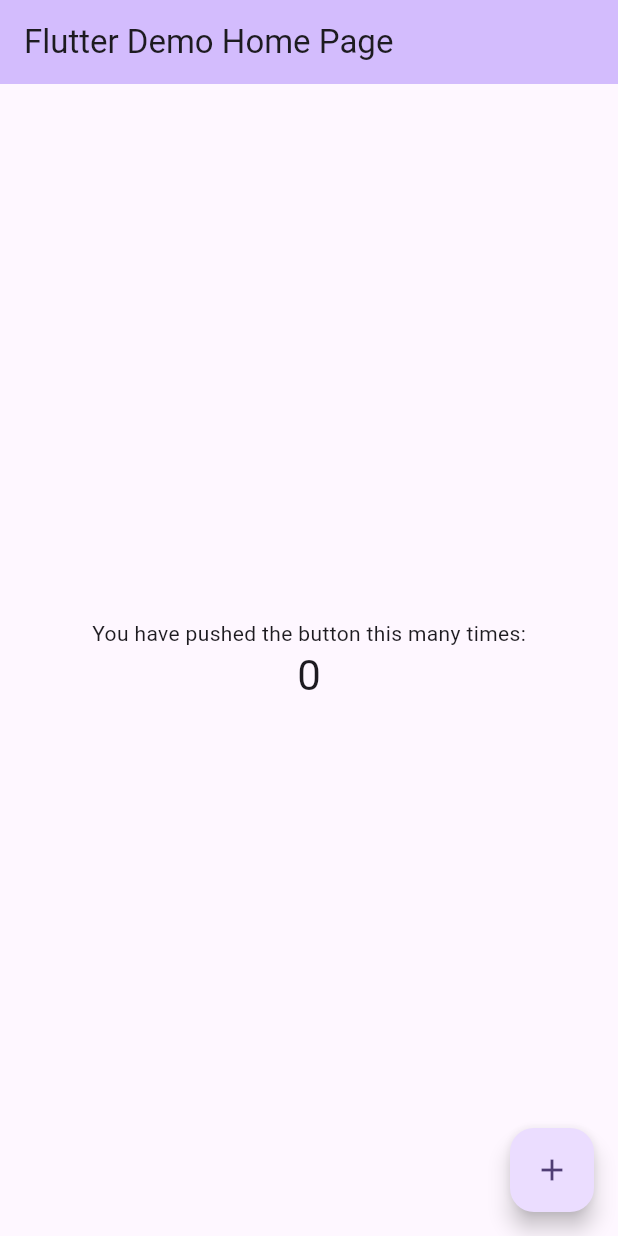
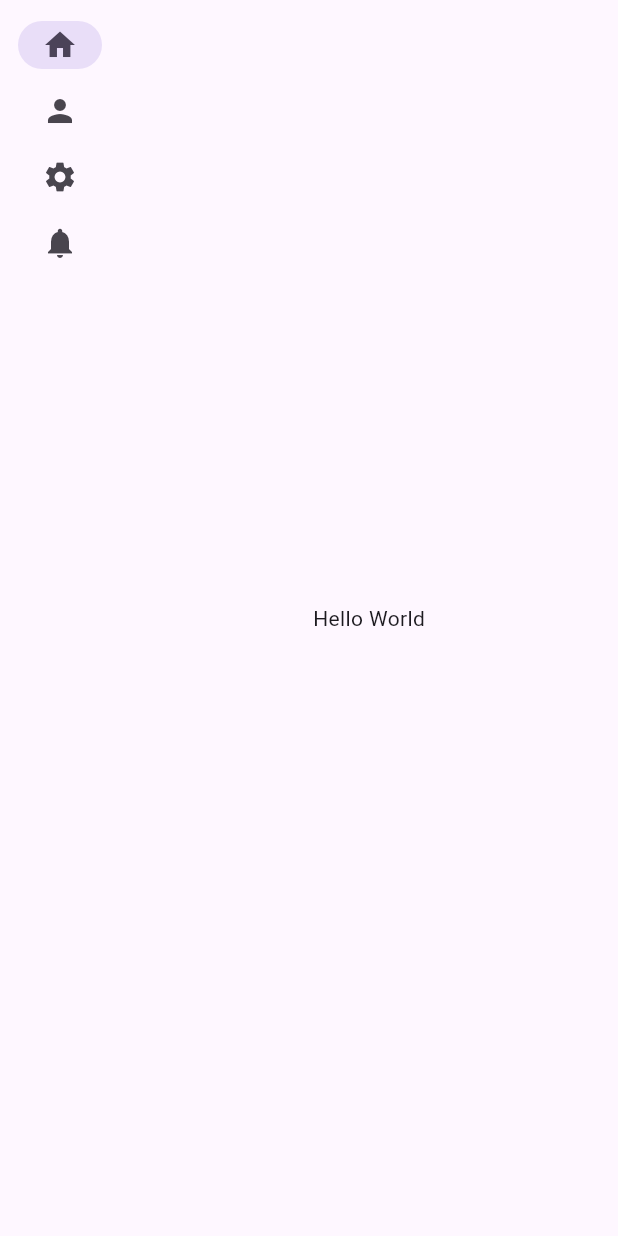
Before and after one commit to Ghaza-donations-charity-org/bunyan, a Flutter app: the screen it shows after launch, on a phone screen of 412 x 824 dp. Run offline on Flutter 3.47's test engine with Material 3 defaults, Android fonts, the phone set to English and light mode, and no system bars; our stand-ins replace cached_network_image, device_info_plus, firebase_auth, firebase_core, flutter_svg, flutter_svg_provider and 6 more; accounts and stored records are empty.

Commit message:
added the side navigation rail widget

```diff
--- a/lib/features/navigation_bar/view/side_navigation_rail.dart
+++ b/lib/features/navigation_bar/view/side_navigation_rail.dart
@@ -0,0 +1,28 @@
+import 'package:flutter/material.dart';
+import 'package:ghaza_donations_app/features/navigation_bar/controller/navigation_controller.dart';
+import 'package:ghaza_donations_app/features/navigation_bar/model/list_of_navigation_bar_items.dart';
+import 'package:provider/provider.dart';
+
+class SideNavigationRail extends StatelessWidget {
+  const SideNavigationRail({super.key});
+
+  @override
+  Widget build(BuildContext context) {
+    return Consumer<NavigationController>(
+      builder: (context, navigationController, child) {
+        return NavigationRail(
+          destinations: [
+            ...listOfNavigationBarItems.map((item) => NavigationRailDestination(
+              icon: Icon(item.icon),
+              label: Text(item.title),
+            )),
+          ],
+          selectedIndex: navigationController.currentIndex,
+          onDestinationSelected: (index) {
+            navigationController.updateIndex(index);
+          },
+        );
+      },
+    );
+  }
+}
--- /dev/null
+++ b/lib/features/screens_wrapper/view/page/screens_wrapper.dart
@@ -0,0 +1,23 @@
+import 'package:flutter/material.dart';
+
+import '../../../navigation_bar/view/side_navigation_rail.dart';
+class ScreensWrapper extends StatelessWidget {
+  const ScreensWrapper({super.key});
+
+  @override
+  Widget build(BuildContext context) {
+    return const Scaffold(
+      body: Row(
+        children: [
+          SideNavigationRail(),
+          Expanded(
+            child: Center(
+              child: Text('Hello World'),
+            ),
+          ),
+        ],
+
+      ),
+    );
+  }
+}
--- a/lib/main.dart
+++ b/lib/main.dart
@@ -1,4 +1,8 @@
 import 'package:flutter/material.dart';
+import 'package:ghaza_donations_app/features/screens_wrapper/view/page/screens_wrapper.dart';
+import 'package:provider/provider.dart';
+
+import 'features/navigation_bar/controller/navigation_controller.dart';
 
 void main() {
   runApp(const MyApp());
@@ -7,120 +11,17 @@ void main() {
 class MyApp extends StatelessWidget {
   const MyApp({super.key});
 
-  // This widget is the root of your application.
   @override
   Widget build(BuildContext context) {
     return MaterialApp(
       title: 'Flutter Demo',
       theme: ThemeData(
-        // This is the theme of your application.
-        //
-        // TRY THIS: Try running your application with "flutter run". You'll see
-        // the application has a purple toolbar. Then, without quitting the app,
-        // try changing the seedColor in the colorScheme below to Colors.green
-        // and then invoke "hot reload" (save your changes or press the "hot
-        // reload" button in a Flutter-supported IDE, or press "r" if you used
-        // the command line to start the app).
-        //
-        // Notice that the counter didn't reset back to zero; the application
-        // state is not lost during the reload. To reset the state, use hot
-        // restart instead.
-        //
-        // This works for code too, not just values: Most code changes can be
-        // tested with just a hot reload.
         colorScheme: ColorScheme.fromSeed(seedColor: Colors.deepPurple),
         useMaterial3: true,
       ),
-      home: const MyHomePage(title: 'Flutter Demo Home Page',),
+      home:  ChangeNotifierProvider(
+    create: (context) => NavigationController(),
+    child:const ScreensWrapper(),),
     );
   }
 }
-
-class MyHomePage extends StatefulWidget {
-  const MyHomePage({super.key, required this.title});
-
-  // This widget is the home page of your application. It is stateful, meaning
-  // that it has a State object (defined below) that contains fields that affect
-  // how it looks.
-
-  // This class is the configuration for the state. It holds the values (in this
-  // case the title) provided by the parent (in this case the App widget) and
-  // used by the build method of the State. Fields in a Widget subclass are
-  // always marked "final".
-
-  final String title;
-
-  @override
-  State<MyHomePage> createState() => _MyHomePageState();
-}
-
-class _MyHomePageState extends State<MyHomePage> {
-  int _counter = 0;
-
-  void _incrementCounter() {
-    setState(() {
-      // This call to setState tells the Flutter framework that something has
-      // changed in this State, which causes it to rerun the build method below
-      // so that the display can reflect the updated values. If we changed
-      // _counter without calling setState(), then the build method would not be
-      // called again, and so nothing would appear to happen.
-      _counter++;
-    });
-  }
-
-  @override
-  Widget build(BuildContext context) {
-    // This method is rerun every time setState is called, for instance as done
-    // by the _incrementCounter method above.
-    //
-    // The Flutter framework has been optimized to make rerunning build methods
-    // fast, so that you can just rebuild anything that needs updating rather
-    // than having to individually change instances of widgets.
-    return Scaffold(
-      appBar: AppBar(
-        // TRY THIS: Try changing the color here to a specific color (to
-        // Colors.amber, perhaps?) and trigger a hot reload to see the AppBar
-        // change color while the other colors stay the same.
-        backgroundColor: Theme.of(context).colorScheme.inversePrimary,
-        // Here we take the value from the MyHomePage object that was created by
-        // the App.build method, and use it to set our appbar title.
-        title: Text(widget.title),
-      ),
-      body: Center(
-        // Center is a layout widget. It takes a single child and positions it
-        // in the middle of the parent.
-        child: Column(
-          // Column is also a layout widget. It takes a list of children and
-          // arranges them vertically. By default, it sizes itself to fit its
-          // children horizontally, and tries to be as tall as its parent.
-          //
-          // Column has various properties to control how it sizes itself and
-          // how it positions its children. Here we use mainAxisAlignment to
-          // center the children vertically; the main axis here is the vertical
-          // axis because Columns are vertical (the cross axis would be
-          // horizontal).
-          //
-          // TRY THIS: Invoke "debug painting" (choose the "Toggle Debug Paint"
-          // action in the IDE, or press "p" in the console), to see the
-          // wireframe for each widget.
-          mainAxisAlignment: MainAxisAlignment.center,
-          children: <Widget>[
-             Text(
-              'You have pushed the button this many times:',
-
-            ),
-            Text(
-              '$_counter',
-              style: Theme.of(context).textTheme.headlineMedium,
-            ),
-          ],
-        ),
-      ),
-      floatingActionButton: FloatingActionButton(
-        onPressed: _incrementCounter,
-        tooltip: 'Increment',
-        child: const Icon(Icons.add),
-      ), // This trailing comma makes auto-formatting nicer for build methods.
-    );
-  }
-}
```
